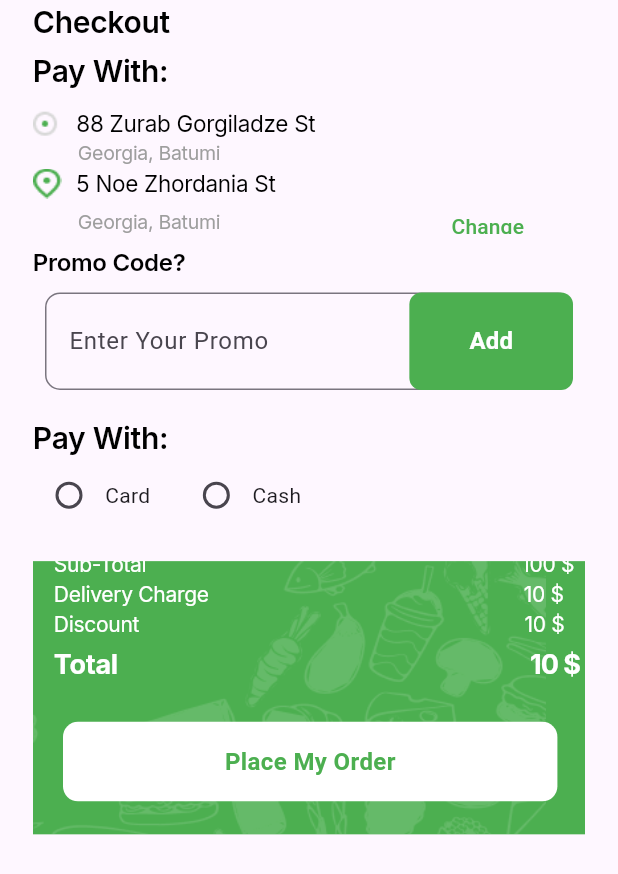
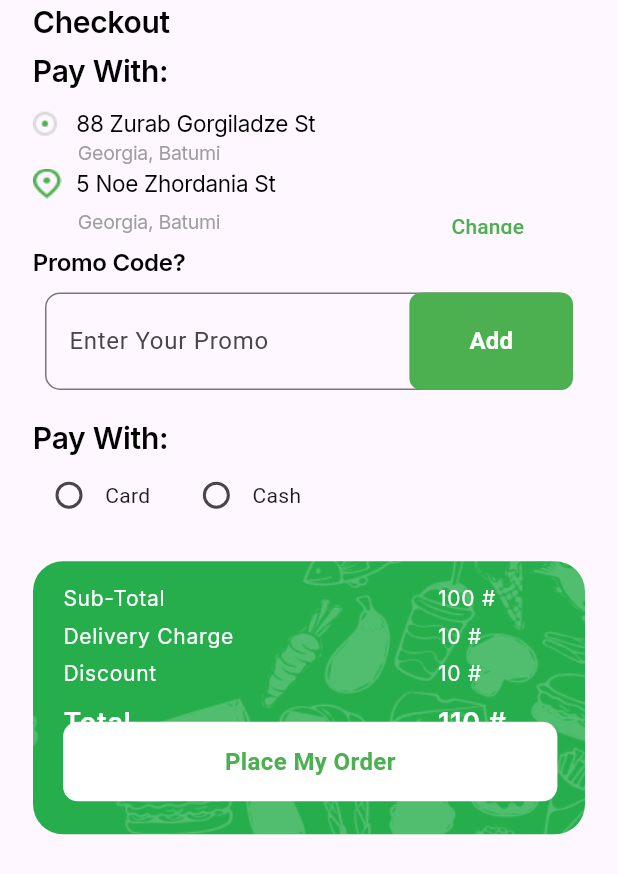
Before and after one commit to nadaAlraei/capstone, a Flutter app: the CheckoutScreen screen opened directly, on a phone screen of 412 x 824 dp. Shown: the top 874 px of the screen. Run offline on Flutter 3.47's test engine with Material 3 defaults, Android fonts, the phone set to English and light mode, and no system bars; our stand-ins replace geolocator, google_maps_flutter, pin_code_fields, shared_preferences, sizer, timeline_tile; missing offline and left inert: date_format_field; accounts and stored records are empty; generated files the repository leaves out were written again.

Commit message:
checkout update

```diff
--- a/lib/view/screen/checkout_screen.dart
+++ b/lib/view/screen/checkout_screen.dart
@@ -1,14 +1,14 @@
-import 'package:capstone/view/screen/card_screen.dart';
-import 'package:capstone/view/screen/login_screen.dart';
+
 import 'package:capstone/view/screen/map_screen.dart';
-import 'package:capstone/view/screen/order_checkout_screen.dart';
 import 'package:capstone/view/widget/input_widget.dart';
 import 'package:flutter/cupertino.dart';
 import 'package:flutter/material.dart';
 import 'package:provider/provider.dart';
-
+import 'package:flutter_gen/gen_l10n/app_localizations.dart';
 import '../../controller/bottom_navigation_bar_controller.dart';
 import '../widget/text_widget.dart';
+import 'card_screen.dart';
+import 'order_checkout_screen.dart';
 
 class CheckoutScreen extends StatefulWidget {
   const CheckoutScreen({super.key});
@@ -231,118 +231,116 @@ class _CheckoutScreenState extends State<CheckoutScreen> {
               Container(
                 width: MediaQuery.of(context).size.width * 0.9,
                 height: MediaQuery.of(context).size.height * (206 / 932),
-                padding: const EdgeInsets.only(bottom: 0),
-                color: Colors.green,
+                decoration: BoxDecoration(
+                  color: Color.fromARGB(255, 37, 174, 75),
+                  borderRadius: BorderRadius.circular(20),
+                ),
                 child: Stack(
                   children: [
-                    Image.asset('assets/images/BACKGROUND 2.png', color: Colors.white70,),
-
-                    Positioned(
-                      left: 14,
-                      bottom: 170,
+                    Image.asset(
+                      'assets/images/cartPattern.png',
+                      fit: BoxFit.cover,
+                      width: MediaQuery.of(context).size.width,
+                      height: MediaQuery.of(context).size.height * 0.25,
+                    ),
+                    Padding(
+                      padding: EdgeInsets.only(left: 20, right: 20, top: 15),
                       child: Column(
                         children: [
                           Row(
                             children: [
+                              // titles
+                              Column(
+                                crossAxisAlignment: CrossAxisAlignment.start,
+                                children: [
+                                  // sub_total
                                   TextWidget(
-                                text: "Sub-Total",
+                                    text: AppLocalizations.of(context)!.sub_total,
                                     fontWeight: FontWeight.w400,
                                     fontSize: 14,
                                     fontFamily: 'Inter',
-                                letterSpacing: -0.2,
+                                    letterSpacing: 0.5,
                                     fontColor: Colors.white,
                                   ),
-                              SizedBox(width: 250,),
+                                  SizedBox(height: 5),
+                                  // delivery charge
                                   TextWidget(
-                                  text: "100 \$",
-                                  fontWeight: FontWeight.w400,
-                                  fontSize: 14,
-                                  fontFamily: "Inter",
-                                  letterSpacing: -0.2,
-                                  fontColor: Colors.white
-                              ),],),
-                        ],
-                      ),
-                    ),
-                    Positioned(
-                      left: 14,
-                      bottom: 150,
-                      child: Column(
-                        children: [
-                          Row(
-                            children: [
-                              TextWidget(
-                                text: "Delivery Charge",
+                                    text:
+                                    AppLocalizations.of(
+                                      context,
+                                    )!.delivery_charge,
                                     fontWeight: FontWeight.w400,
                                     fontSize: 14,
                                     fontFamily: 'Inter',
-                                letterSpacing: -0.2,
+                                    letterSpacing: 0.5,
                                     fontColor: Colors.white,
                                   ),
-                              SizedBox(width: 210,),
+                                  SizedBox(height: 5),
+                                  // discount
                                   TextWidget(
-                                  text: "10 \$",
+                                    text: AppLocalizations.of(context)!.discount,
                                     fontWeight: FontWeight.w400,
                                     fontSize: 14,
-                                  fontFamily: "Inter",
-                                  letterSpacing: -0.2,
-                                  fontColor: Colors.white
-                              )
-                            ],
+                                    fontFamily: 'Inter',
+                                    letterSpacing: 0.5,
+                                    fontColor: Colors.white,
+                                  ),
+                                  SizedBox(height: 10),
+                                  // total
+                                  TextWidget(
+                                    text: AppLocalizations.of(context)!.total,
+                                    fontWeight: FontWeight.w600,
+                                    fontSize: 18,
+                                    fontFamily: 'Inter',
+                                    letterSpacing: 0.5,
+                                    fontColor: Colors.white,
                                   ),
                                 ],
                               ),
+                              SizedBox(
+                                width: MediaQuery.of(context).size.width * 0.33,
                               ),
-                    Positioned(
-                      left: 14,
-                      bottom: 130,
-                      child: Column(
-                        children: [
-                          Row(
+                              // amount
+                              Column(
+                                crossAxisAlignment: CrossAxisAlignment.start,
                                 children: [
                                   TextWidget(
-                                text: "Discount",
+                                    text: '100 #',
                                     fontWeight: FontWeight.w400,
                                     fontSize: 14,
                                     fontFamily: 'Inter',
-                                letterSpacing: -0.2,
+                                    letterSpacing: 0.5,
                                     fontColor: Colors.white,
                                   ),
-                              SizedBox(width: 257,),
+                                  SizedBox(height: 5),
                                   TextWidget(
-                                  text: "10 \$",
+                                    text: '10 #',
                                     fontWeight: FontWeight.w400,
                                     fontSize: 14,
-                                  fontFamily: "Inter",
-                                  letterSpacing: -0.2,
-                                  fontColor: Colors.white
-                              )
-                            ],),],),
+                                    fontFamily: 'Inter',
+                                    letterSpacing: 0.5,
+                                    fontColor: Colors.white,
                                   ),
-                    Positioned(
-                      left: 14,
-                      bottom: 100,
-                      child: Column(
-                        children: [
-                          Row(
-                            children: [
+                                  SizedBox(height: 5),
                                   TextWidget(
-                                text: "Total",
-                                fontWeight: FontWeight.w700,
+                                    text: '10 #',
+                                    fontWeight: FontWeight.w400,
+                                    fontSize: 14,
+                                    fontFamily: 'Inter',
+                                    letterSpacing: 0.5,
+                                    fontColor: Colors.white,
+                                  ),
+                                  SizedBox(height: 10),
+                                  TextWidget(
+                                    text: '110 #',
+                                    fontWeight: FontWeight.w600,
                                     fontSize: 18,
                                     fontFamily: 'Inter',
-                                letterSpacing: -0.2,
+                                    letterSpacing: 0.5,
                                     fontColor: Colors.white,
                                   ),
-                              SizedBox(width: 275,),
-                              TextWidget(
-                                  text: "10 \$",
-                                  fontWeight: FontWeight.w700,
-                                  fontSize: 18,
-                                  fontFamily: "Inter",
-                                  letterSpacing: -0.64,
-                                  fontColor: Colors.white
-                              )
+                                ],
+                              ),
                             ],
                           ),
                         ],
```
Lines whose indentation alone changed are shown as unchanged.
